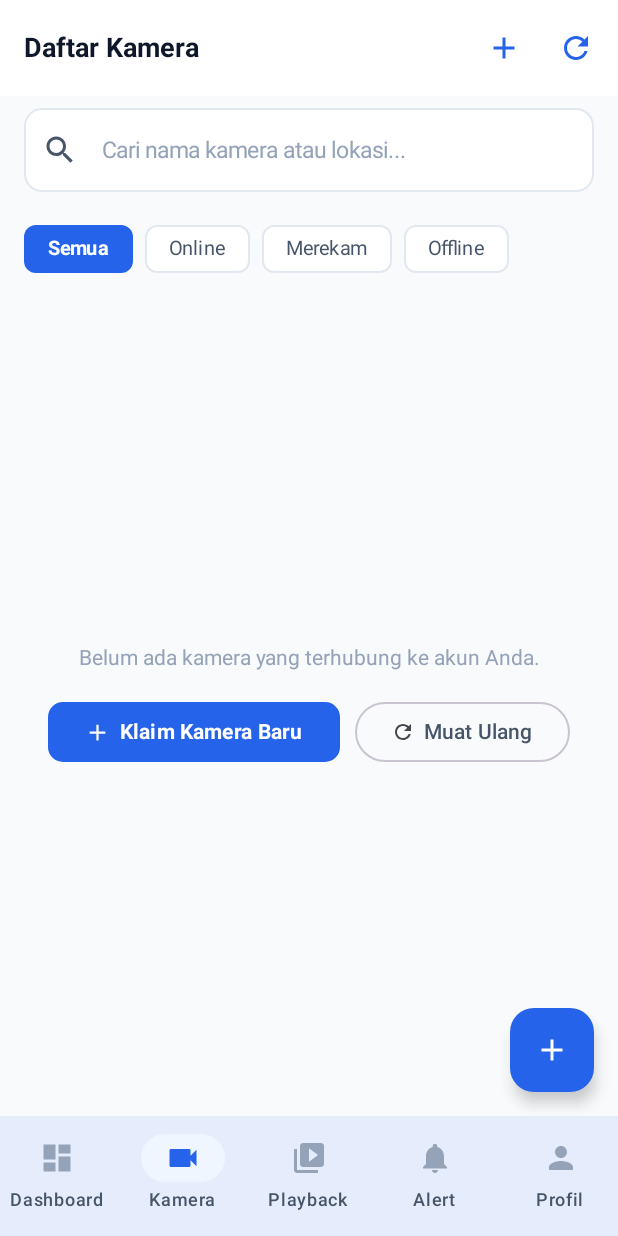
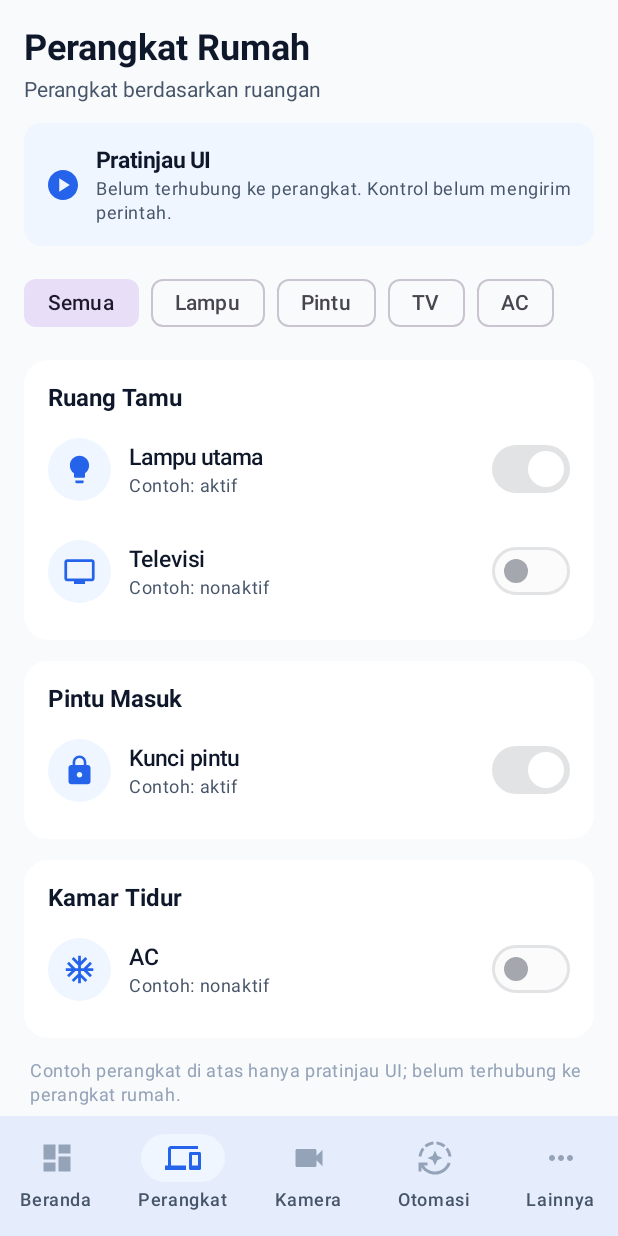
Before and after one commit to miftarzl/Jaga-Rumah, an Android app built with Jetpack Compose: the MainTabsScreen screen opened through its navigation route, item 2 of the bottom bar chosen, on a phone screen of 412 x 824 dp. Run offline under Robolectric (Android 15) with nearby library versions, the phone set to English and light mode, and no system bars; network calls fail; pictures from the network do not load.

Commit message:
ui smart home2

```diff
--- a/app/src/main/java/com/nayakacctv/ui/navigation/Screen.kt
+++ b/app/src/main/java/com/nayakacctv/ui/navigation/Screen.kt
@@ -25,8 +25,11 @@ sealed class Screen(val route: String) {
 }
 
 sealed class BottomTab(val route: String, val title: String) {
-    object Dashboard : BottomTab("tab_dashboard", "Dashboard")
+    object Dashboard : BottomTab("tab_dashboard", "Beranda")
+    object Devices : BottomTab("tab_devices", "Perangkat")
     object Cameras : BottomTab("tab_cameras", "Kamera")
+    object Automation : BottomTab("tab_automation", "Otomasi")
+    object More : BottomTab("tab_more", "Lainnya")
     object Playback : BottomTab("tab_playback", "Playback")
     object Alerts : BottomTab("tab_alerts", "Alert")
     object Profile : BottomTab("tab_profile", "Profil")
--- a/app/src/main/java/com/nayakacctv/ui/screens/dashboard/DashboardScreen.kt
+++ b/app/src/main/java/com/nayakacctv/ui/screens/dashboard/DashboardScreen.kt
@@ -31,7 +31,9 @@ fun DashboardScreen(
     onNavigateToCameraDetail: (String) -> Unit,
     onNavigateToLiveView: (String) -> Unit,
     onNavigateToEmergency: () -> Unit,
-    onNavigateToAlerts: () -> Unit
+    onNavigateToAlerts: () -> Unit,
+    onNavigateToDevices: () -> Unit,
+    onNavigateToAutomation: () -> Unit
 ) {
     val coroutineScope = rememberCoroutineScope()
     var summary by remember { mutableStateOf<DashboardSummary?>(null) }
@@ -145,6 +147,72 @@ fun DashboardScreen(
                                 tint = StatusDanger,
                                 modifier = Modifier.size(22.dp)
                             )
+                        }
+                    }
+                }
+            }
+
+            item {
+                Card(
+                    modifier = Modifier.fillMaxWidth(),
+                    shape = RoundedCornerShape(14.dp),
+                    colors = CardDefaults.cardColors(containerColor = SurfaceWhite)
+                ) {
+                    Column(
+                        modifier = Modifier.padding(16.dp),
+                        verticalArrangement = Arrangement.spacedBy(10.dp)
+                    ) {
+                        Row(
+                            modifier = Modifier.fillMaxWidth(),
+                            horizontalArrangement = Arrangement.SpaceBetween,
+                            verticalAlignment = Alignment.CenterVertically
+                        ) {
+                            Row(verticalAlignment = Alignment.CenterVertically) {
+                                Icon(Icons.Default.Home, contentDescription = null, tint = PrimaryBlue)
+                                Spacer(modifier = Modifier.width(8.dp))
+                                Text(
+                                    text = "Rumah Saya",
+                                    fontWeight = FontWeight.Bold,
+                                    color = TextPrimary
+                                )
+                            }
+                            Surface(
+                                shape = RoundedCornerShape(6.dp),
+                                color = Color(0xFFEFF6FF)
+                            ) {
+                                Text(
+                                    text = "PRATINJAU",
+                                    color = PrimaryBlue,
+                                    fontSize = 10.sp,
+                                    fontWeight = FontWeight.Bold,
+                                    modifier = Modifier.padding(horizontal = 8.dp, vertical = 4.dp)
+                                )
+                            }
+                        }
+                        Text(
+                            text = "Kontrol lampu, pintu, TV, dan perangkat rumah lainnya akan tersedia setelah integrasi perangkat siap.",
+                            style = MaterialTheme.typography.bodySmall,
+                            color = TextSecondary
+                        )
+                        Row(horizontalArrangement = Arrangement.spacedBy(8.dp)) {
+                            OutlinedButton(
+                                onClick = onNavigateToDevices,
+                                modifier = Modifier.weight(1f),
+                                contentPadding = PaddingValues(horizontal = 8.dp)
+                            ) {
+                                Icon(Icons.Default.Devices, contentDescription = null, modifier = Modifier.size(16.dp))
+                                Spacer(modifier = Modifier.width(4.dp))
+                                Text("Perangkat", fontSize = 12.sp)
+                            }
+                            OutlinedButton(
+                                onClick = onNavigateToAutomation,
+                                modifier = Modifier.weight(1f),
+                                contentPadding = PaddingValues(horizontal = 8.dp)
+                            ) {
+                                Icon(Icons.Default.AutoMode, contentDescription = null, modifier = Modifier.size(16.dp))
+                                Spacer(modifier = Modifier.width(4.dp))
+                                Text("Otomasi", fontSize = 12.sp)
+                            }
                         }
                     }
                 }
--- a/app/src/main/java/com/nayakacctv/ui/screens/main/MainTabsScreen.kt
+++ b/app/src/main/java/com/nayakacctv/ui/screens/main/MainTabsScreen.kt
@@ -17,6 +17,9 @@ import com.nayakacctv.ui.screens.cameras.CamerasScreen
 import com.nayakacctv.ui.screens.dashboard.DashboardScreen
 import com.nayakacctv.ui.screens.playback.PlaybackScreen
 import com.nayakacctv.ui.screens.profile.ProfileScreen
+import com.nayakacctv.ui.screens.smarthome.SmartHomeAutomationScreen
+import com.nayakacctv.ui.screens.smarthome.SmartHomeDevicesScreen
+import com.nayakacctv.ui.screens.smarthome.SmartHomeMoreScreen
 import com.nayakacctv.ui.theme.BorderSubtle
 import com.nayakacctv.ui.theme.PrimaryBlue
 import com.nayakacctv.ui.theme.SurfaceWhite
@@ -36,13 +39,22 @@ fun MainTabsScreen(
 ) {
     val tabs = listOf(
         BottomTab.Dashboard,
+        BottomTab.Devices,
         BottomTab.Cameras,
-        BottomTab.Playback,
-        BottomTab.Alerts,
-        BottomTab.Profile
+        BottomTab.Automation,
+        BottomTab.More
     )
     var selectedTabRoute by rememberSaveable { mutableStateOf(BottomTab.Dashboard.route) }
-    val selectedTab = tabs.firstOrNull { it.route == selectedTabRoute } ?: BottomTab.Dashboard
+    val selectedTab = tabs.firstOrNull { it.route == selectedTabRoute }
+        ?: if (
+            selectedTabRoute == BottomTab.Playback.route ||
+            selectedTabRoute == BottomTab.Alerts.route ||
+            selectedTabRoute == BottomTab.Profile.route
+        ) {
+            BottomTab.More
+        } else {
+            BottomTab.Dashboard
+        }
 
     Scaffold(
         bottomBar = {
@@ -59,7 +71,10 @@ fun MainTabsScreen(
                             Icon(
                                 imageVector = when (tab) {
                                     BottomTab.Dashboard -> Icons.Default.Dashboard
+                                    BottomTab.Devices -> Icons.Default.Devices
                                     BottomTab.Cameras -> Icons.Default.Videocam
+                                    BottomTab.Automation -> Icons.Default.AutoMode
+                                    BottomTab.More -> Icons.Default.MoreHoriz
                                     BottomTab.Playback -> Icons.Default.VideoLibrary
                                     BottomTab.Alerts -> Icons.Default.Notifications
                                     BottomTab.Profile -> Icons.Default.Person
@@ -85,27 +100,36 @@ fun MainTabsScreen(
                 .fillMaxSize()
                 .padding(padding)
         ) {
-            when (selectedTab) {
-                BottomTab.Dashboard -> DashboardScreen(
+            when (selectedTabRoute) {
+                BottomTab.Dashboard.route -> DashboardScreen(
                     repository = repository,
                     onNavigateToCameraDetail = onNavigateToCameraDetail,
                     onNavigateToLiveView = onNavigateToLiveView,
                     onNavigateToEmergency = onNavigateToEmergency,
-                    onNavigateToAlerts = { selectedTabRoute = BottomTab.Alerts.route }
+                    onNavigateToAlerts = { selectedTabRoute = BottomTab.Alerts.route },
+                    onNavigateToDevices = { selectedTabRoute = BottomTab.Devices.route },
+                    onNavigateToAutomation = { selectedTabRoute = BottomTab.Automation.route }
                 )
-                BottomTab.Cameras -> CamerasScreen(
+                BottomTab.Devices.route -> SmartHomeDevicesScreen()
+                BottomTab.Cameras.route -> CamerasScreen(
                     repository = repository,
                     onNavigateToCameraDetail = onNavigateToCameraDetail,
                     onNavigateToLiveView = onNavigateToLiveView
                 )
-                BottomTab.Playback -> PlaybackScreen(
+                BottomTab.Automation.route -> SmartHomeAutomationScreen()
+                BottomTab.More.route -> SmartHomeMoreScreen(
+                    onNavigateToPlayback = { selectedTabRoute = BottomTab.Playback.route },
+                    onNavigateToAlerts = { selectedTabRoute = BottomTab.Alerts.route },
+                    onNavigateToProfile = { selectedTabRoute = BottomTab.Profile.route }
+                )
+                BottomTab.Playback.route -> PlaybackScreen(
                     repository = repository,
                     onNavigateToDetail = onNavigateToPlaybackDetail
                 )
-                BottomTab.Alerts -> AlertsScreen(
+                BottomTab.Alerts.route -> AlertsScreen(
                     repository = repository
                 )
-                BottomTab.Profile -> ProfileScreen(
+                BottomTab.Profile.route -> ProfileScreen(
                     repository = repository,
                     onNavigateToSubscription = onNavigateToSubscription,
                     onNavigateToHelp = onNavigateToHelp,
--- /dev/null
+++ b/app/src/main/java/com/nayakacctv/ui/screens/smarthome/SmartHomeScreens.kt
@@ -0,0 +1,425 @@
+package com.nayakacctv.ui.screens.smarthome
+
+import androidx.compose.foundation.background
+import androidx.compose.foundation.horizontalScroll
+import androidx.compose.foundation.layout.Arrangement
+import androidx.compose.foundation.layout.Column
+import androidx.compose.foundation.layout.PaddingValues
+import androidx.compose.foundation.layout.Row
+import androidx.compose.foundation.layout.Spacer
+import androidx.compose.foundation.layout.fillMaxSize
+import androidx.compose.foundation.layout.fillMaxWidth
+import androidx.compose.foundation.layout.height
+import androidx.compose.foundation.layout.padding
+import androidx.compose.foundation.layout.size
+import androidx.compose.foundation.layout.width
+import androidx.compose.foundation.lazy.LazyColumn
+import androidx.compose.foundation.lazy.items
+import androidx.compose.foundation.rememberScrollState
+import androidx.compose.foundation.shape.CircleShape
+import androidx.compose.foundation.shape.RoundedCornerShape
+import androidx.compose.material.icons.Icons
+import androidx.compose.material.icons.filled.AcUnit
+import androidx.compose.material.icons.filled.History
+import androidx.compose.material.icons.filled.Lightbulb
+import androidx.compose.material.icons.filled.Lock
+import androidx.compose.material.icons.filled.Movie
+import androidx.compose.material.icons.filled.Notifications
+import androidx.compose.material.icons.filled.Person
+import androidx.compose.material.icons.filled.PlayCircle
+import androidx.compose.material.icons.filled.Schedule
+import androidx.compose.material.icons.filled.Tv
+import androidx.compose.material3.Card
+import androidx.compose.material3.CardDefaults
+import androidx.compose.material3.FilterChip
+import androidx.compose.material3.Icon
+import androidx.compose.material3.MaterialTheme
+import androidx.compose.material3.OutlinedButton
+import androidx.compose.material3.Scaffold
+import androidx.compose.material3.Surface
+import androidx.compose.material3.Switch
+import androidx.compose.material3.Text
+import androidx.compose.runtime.Composable
+import androidx.compose.runtime.getValue
+import androidx.compose.runtime.mutableStateOf
+import androidx.compose.runtime.remember
+import androidx.compose.runtime.setValue
+import androidx.compose.ui.Alignment
+import androidx.compose.ui.Modifier
+import androidx.compose.ui.graphics.Color
+import androidx.compose.ui.graphics.vector.ImageVector
+import androidx.compose.ui.text.font.FontWeight
+import androidx.compose.ui.unit.dp
+import androidx.compose.ui.unit.sp
+import com.nayakacctv.ui.theme.BackgroundSlate
+import com.nayakacctv.ui.theme.PrimaryBlue
+import com.nayakacctv.ui.theme.StatusInfo
+import com.nayakacctv.ui.theme.SurfaceWhite
+import com.nayakacctv.ui.theme.TextMuted
+import com.nayakacctv.ui.theme.TextPrimary
+import com.nayakacctv.ui.theme.TextSecondary
+
+private data class PreviewDevice(
+    val name: String,
+    val room: String,
+    val category: String,
+    val icon: ImageVector,
+    val previewOn: Boolean
+)
+
+private val previewDevices = listOf(
+    PreviewDevice("Lampu utama", "Ruang Tamu", "Lampu", Icons.Default.Lightbulb, true),
+    PreviewDevice("Televisi", "Ruang Tamu", "TV", Icons.Default.Tv, false),
+    PreviewDevice("Kunci pintu", "Pintu Masuk", "Pintu", Icons.Default.Lock, true),
+    PreviewDevice("AC", "Kamar Tidur", "AC", Icons.Default.AcUnit, false)
+)
+
+@Composable
+fun SmartHomeDevicesScreen() {
+    val categories = listOf("Semua", "Lampu", "Pintu", "TV", "AC")
+    var selectedCategory by remember { mutableStateOf("Semua") }
+    val devices = previewDevices.filter {
+        selectedCategory == "Semua" || it.category == selectedCategory
+    }
+    val rooms = devices.groupBy { it.room }.toList()
+
+    Scaffold(containerColor = BackgroundSlate) { padding ->
+        LazyColumn(
+            modifier = Modifier
+                .fillMaxSize()
+                .padding(padding),
+            contentPadding = PaddingValues(16.dp),
+            verticalArrangement = Arrangement.spacedBy(14.dp)
+        ) {
+            item {
+                ScreenHeading(
+                    title = "Perangkat Rumah",
+                    subtitle = "Perangkat berdasarkan ruangan"
+                )
+            }
+            item { PreviewNotice() }
+            item {
+                Row(
+                    modifier = Modifier.horizontalScroll(rememberScrollState()),
+                    horizontalArrangement = Arrangement.spacedBy(8.dp)
+                ) {
+                    categories.forEach { category ->
+                        FilterChip(
+                            selected = selectedCategory == category,
+                            onClick = { selectedCategory = category },
+                            label = { Text(category) }
+                        )
+                    }
+                }
+            }
+            items(rooms, key = { it.first }) { (room, roomDevices) ->
+                Card(
+                    modifier = Modifier.fillMaxWidth(),
+                    shape = RoundedCornerShape(16.dp),
+                    colors = CardDefaults.cardColors(containerColor = SurfaceWhite)
+                ) {
+                    Column(
+                        modifier = Modifier.padding(16.dp),
+                        verticalArrangement = Arrangement.spacedBy(8.dp)
+                    ) {
+                        Text(
+                            text = room,
+                            style = MaterialTheme.typography.titleMedium,
+                            fontWeight = FontWeight.Bold,
+                            color = TextPrimary
+                        )
+                        roomDevices.forEach { device ->
+                            PreviewDeviceRow(device)
+                        }
+                    }
+                }
+            }
+            item {
+                Text(
+                    text = "Contoh perangkat di atas hanya pratinjau UI; belum terhubung ke perangkat rumah.",
+                    style = MaterialTheme.typography.bodySmall,
+                    color = TextMuted,
+                    modifier = Modifier.padding(horizontal = 4.dp)
+                )
+            }
+        }
+    }
+}
+
+@Composable
+fun SmartHomeAutomationScreen() {
+    val automations = listOf(
+        Triple("Mode Pulang", "Ide: nyalakan lampu ruang tamu saat tiba di rumah.", Icons.Default.Person),
+        Triple("Mode Tidur", "Ide: matikan lampu dan kunci pintu pada malam hari.", Icons.Default.Lock),
+        Triple("Lampu Teras", "Ide: nyalakan lampu sesuai jadwal malam.", Icons.Default.Schedule)
+    )
+
+    Scaffold(containerColor = BackgroundSlate) { padding ->
+        LazyColumn(
+            modifier = Modifier
+                .fillMaxSize()
+                .padding(padding),
+            contentPadding = PaddingValues(16.dp),
+            verticalArrangement = Arrangement.spacedBy(14.dp)
+        ) {
+            item {
+                ScreenHeading(
+                    title = "Otomasi",
+                    subtitle = "Rancang rutinitas rumah"
+                )
+            }
+            item { PreviewNotice() }
+            item {
+                Text(
+                    text = "CONTOH RUTINITAS",
+                    style = MaterialTheme.typography.labelMedium,
+                    color = TextSecondary,
+                    fontWeight = FontWeight.Bold
+                )
+            }
+            items(automations, key = { it.first }) { (title, description, icon) ->
+                Card(
+                    modifier = Modifier.fillMaxWidth(),
+                    shape = RoundedCornerShape(14.dp),
+                    colors = CardDefaults.cardColors(containerColor = SurfaceWhite)
+                ) {
+                    Row(
+                        modifier = Modifier
+                            .fillMaxWidth()
+                            .padding(16.dp),
+                        verticalAlignment = Alignment.CenterVertically
+                    ) {
+                        PreviewIcon(icon)
+                        Spacer(modifier = Modifier.width(12.dp))
+                        Column(modifier = Modifier.weight(1f)) {
+                            Text(
+                                text = title,
+                                fontWeight = FontWeight.SemiBold,
+                                color = TextPrimary
+                            )
+                            Spacer(modifier = Modifier.height(4.dp))
+                            Text(
+                                text = description,
+                                style = MaterialTheme.typography.bodySmall,
+                                color = TextSecondary
+                            )
+                            Spacer(modifier = Modifier.height(8.dp))
+                            PreviewTag()
+                        }
+                    }
+                }
+            }
+            item {
+                OutlinedButton(
+                    onClick = {},
+                    enabled = false,
+                    modifier = Modifier.fillMaxWidth()
+                ) {
+                    Text("Tambah otomasi · segera hadir")
+                }
+            }
+        }
+    }
+}
+
+@Composable
+fun SmartHomeMoreScreen(
+    onNavigateToPlayback: () -> Unit,
+    onNavigateToAlerts: () -> Unit,
+    onNavigateToProfile: () -> Unit
+) {
+    Scaffold(containerColor = BackgroundSlate) { padding ->
+        LazyColumn(
+            modifier = Modifier
+                .fillMaxSize()
+                .padding(padding),
+            contentPadding = PaddingValues(16.dp),
+            verticalArrangement = Arrangement.spacedBy(12.dp)
+        ) {
+            item {
+                ScreenHeading(
+                    title = "Lainnya",
+                    subtitle = "Aktivitas dan pengaturan aplikasi"
+                )
+            }
+            item {
+                Card(
+                    modifier = Modifier.fillMaxWidth(),
+                    shape = RoundedCornerShape(14.dp),
+                    colors = CardDefaults.cardColors(containerColor = SurfaceWhite)
+                ) {
+                    Column(modifier = Modifier.padding(16.dp)) {
+                        Row(verticalAlignment = Alignment.CenterVertically) {
+                            Icon(Icons.Default.History, contentDescription = null, tint = PrimaryBlue)
+                            Spacer(modifier = Modifier.width(8.dp))
+                            Text(
+                                text = "Aktivitas Smart Home",
+                                fontWeight = FontWeight.Bold,
+                                color = TextPrimary
+                            )
+                        }
+                        Spacer(modifier = Modifier.height(8.dp))
+                        Text(
+                            text = "Riwayat perangkat rumah akan muncul setelah perangkat terhubung.",
+                            style = MaterialTheme.typography.bodySmall,
+                            color = TextSecondary
+                        )
+                        Spacer(modifier = Modifier.height(8.dp))
+                        PreviewTag()
+                    }
+                }
+            }
+            item {
+                MoreActionCard(
+                    icon = Icons.Default.Movie,
+                    title = "Playback CCTV",
+                    subtitle = "Lihat rekaman kamera",
+                    onClick = onNavigateToPlayback
+                )
+            }
+            item {
+                MoreActionCard(
+                    icon = Icons.Default.Notifications,
+                    title = "Peringatan CCTV",
+                    subtitle = "Lihat notifikasi dan alert",
+                    onClick = onNavigateToAlerts
+                )
+            }
+            item {
+                MoreActionCard(
+                    icon = Icons.Default.Person,
+                    title = "Profil dan Pengaturan",
+                    subtitle = "Akun, bantuan, dan preferensi",
+                    onClick = onNavigateToProfile
+                )
+            }
+        }
+    }
+}
+
+@Composable
+private fun ScreenHeading(title: String, subtitle: String) {
+    Column(verticalArrangement = Arrangement.spacedBy(4.dp)) {
+        Text(
+            text = title,
+            style = MaterialTheme.typography.headlineSmall,
+            fontWeight = FontWeight.Bold,
+            color = TextPrimary
+        )
+        Text(text = subtitle, style = MaterialTheme.typography.bodyMedium, color = TextSecondary)
+    }
+}
+
+@Composable
+private fun PreviewNotice() {
+    Card(
+        modifier = Modifier.fillMaxWidth(),
+        shape = RoundedCornerShape(12.dp),
+        colors = CardDefaults.cardColors(containerColor = Color(0xFFEFF6FF))
+    ) {
+        Row(
+            modifier = Modifier.padding(14.dp),
+            verticalAlignment = Alignment.CenterVertically
+        ) {
+            Icon(Icons.Default.PlayCircle, contentDescription = null, tint = PrimaryBlue)
+            Spacer(modifier = Modifier.width(10.dp))
+            Column {
+                Text(
+                    text = "Pratinjau UI",
+                    fontWeight = FontWeight.Bold,
+                    color = TextPrimary
+                )
+                Text(
+                    text = "Belum terhubung ke perangkat. Kontrol belum mengirim perintah.",
+                    style = MaterialTheme.typography.bodySmall,
+                    color = TextSecondary
+                )
+            }
+        }
+    }
+}
+
+@Composable
+private fun PreviewDeviceRow(device: PreviewDevice) {
+    Row(
+        modifier = Modifier
+            .fillMaxWidth()
+            .padding(vertical = 6.dp),
+        verticalAlignment = Alignment.CenterVertically
+    ) {
+        PreviewIcon(device.icon)
+        Spacer(modifier = Modifier.width(12.dp))
+        Column(modifier = Modifier.weight(1f)) {
+            Text(text = device.name, fontWeight = FontWeight.SemiBold, color = TextPrimary)
+            Text(
+                text = if (device.previewOn) "Contoh: aktif" else "Contoh: nonaktif",
+                style = MaterialTheme.typography.bodySmall,
+                color = TextSecondary
+            )
+        }
+        Switch(
+            checked = device.previewOn,
+            onCheckedChange = {},
+            enabled = false
+        )
+    }
+}
+
+@Composable
+private fun PreviewIcon(icon: ImageVector) {
+    Surface(
+        modifier = Modifier.size(42.dp),
+        shape = CircleShape,
+        color = Color(0xFFEFF6FF)
+    ) {
+        Icon(
+            imageVector = icon,
+            contentDescription = null,
+            tint = PrimaryBlue,
+            modifier = Modifier.padding(10.dp)
+        )
+    }
+}
+
+@Composable
+private fun PreviewTag() {
+    Surface(
+        shape = RoundedCornerShape(6.dp),
+        color = Color(0xFFEFF6FF)
+    ) {
+        Text(
+            text = "PRATINJAU",
+            color = StatusInfo,
+            fontSize = 10.sp,
+            fontWeight = FontWeight.Bold,
+            modifier = Modifier.padding(horizontal = 8.dp, vertical = 4.dp)
+        )
+    }
+}
+
+@Composable
+private fun MoreActionCard(
+    icon: ImageVector,
+    title: String,
+    subtitle: String,
+    onClick: () -> Unit
+) {
+    Card(
+        onClick = onClick,
+        modifier = Modifier.fillMaxWidth(),
+        shape = RoundedCornerShape(12.dp),
+        colors = CardDefaults.cardColors(containerColor = SurfaceWhite)
+    ) {
+        Row(
+            modifier = Modifier.padding(16.dp),
+            verticalAlignment = Alignment.CenterVertically
+        ) {
+            Icon(icon, contentDescription = null, tint = PrimaryBlue)
+            Spacer(modifier = Modifier.width(12.dp))
+            Column {
+                Text(title, fontWeight = FontWeight.SemiBold, color = TextPrimary)
+                Text(subtitle, style = MaterialTheme.typography.bodySmall, color = TextSecondary)
+            }
+        }
+    }
+}
```
Also changed, not shown: 1 other file.
